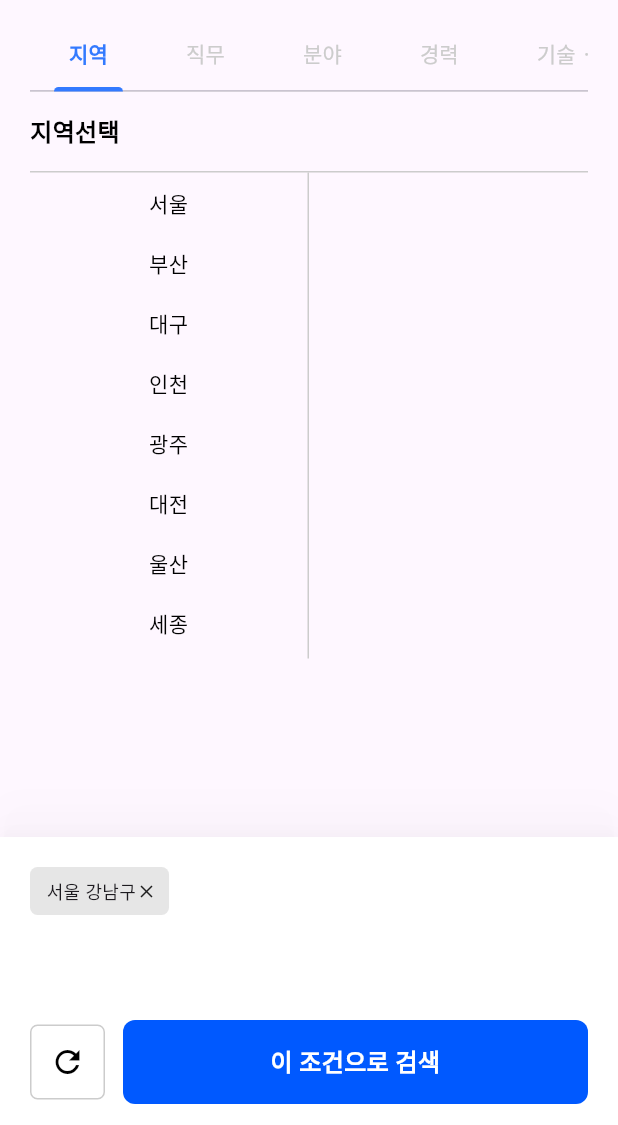
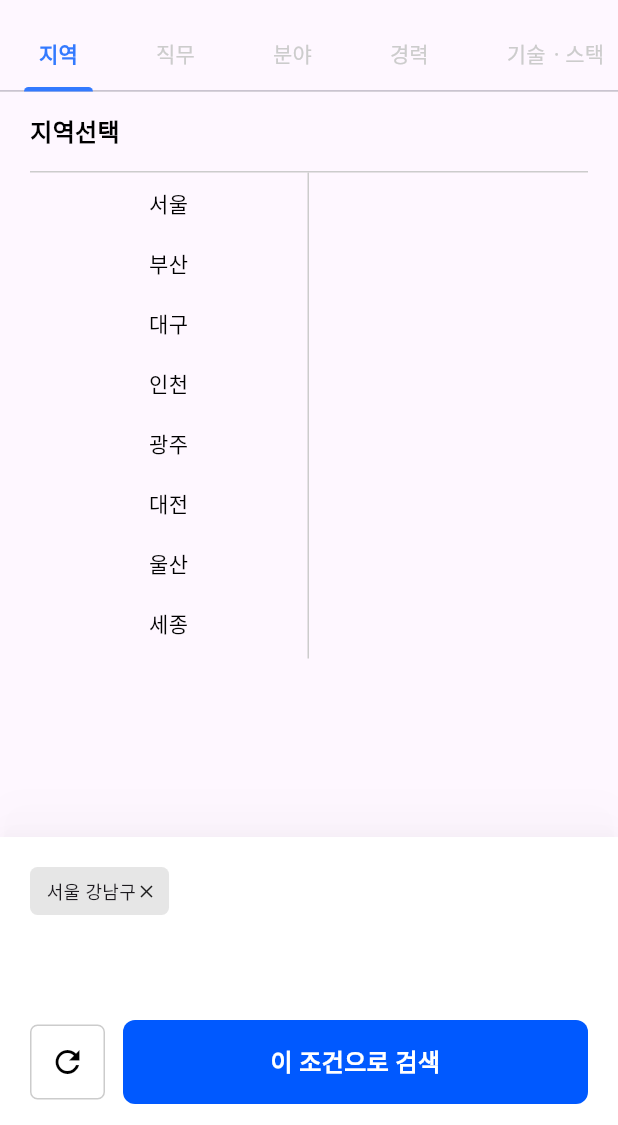
Before and after one commit to 9weeks-app-web/Team-6, a Flutter app: the RecruitFilterPage screen opened by its route, on a phone screen of 412 x 824 dp, the part 111-1236 px from its top. Run offline on Flutter 3.47's test engine with Material 3 defaults, Android fonts, the phone set to English and light mode, and no system bars; our stand-ins replace dotted_border, equatable, file_picker, flutter_riverpod, flutter_svg, fluttertoast and 2 more; accounts and stored records are empty; Roboto replaces fonts that are missing (Pretendard).

Commit message:
Fix: 디테일 수정 #72

```diff
--- a/lib/view/widgets/community_page_widgets/chip_widget.dart
+++ b/lib/view/widgets/community_page_widgets/chip_widget.dart
@@ -100,7 +100,7 @@ class ChipWidget extends StatelessWidget {
         );
       case ChipType.tag:
         return Container(
-          padding: const EdgeInsets.symmetric(horizontal: 9, vertical: 7),
+          padding: const EdgeInsets.symmetric(horizontal: 6, vertical: 2),
           decoration: BoxDecoration(
             borderRadius: BorderRadius.circular(5),
             border: Border.all(
--- a/lib/view/widgets/community_page_widgets/tab_widget.dart
+++ b/lib/view/widgets/community_page_widgets/tab_widget.dart
@@ -19,12 +19,9 @@ class TabWidget extends StatelessWidget {
       child: Column(
         mainAxisSize: MainAxisSize.min,
         children: [
-          Padding(
-            padding: const EdgeInsets.symmetric(horizontal: 20.0),
-            child: CustomedTabbarWidget(
-              changeTabType: changeTabType,
-              tabContents: tabContents,
-            ),
+          CustomedTabbarWidget(
+            changeTabType: changeTabType,
+            tabContents: tabContents,
           ),
           Flexible(
             fit: FlexFit.loose,
```
